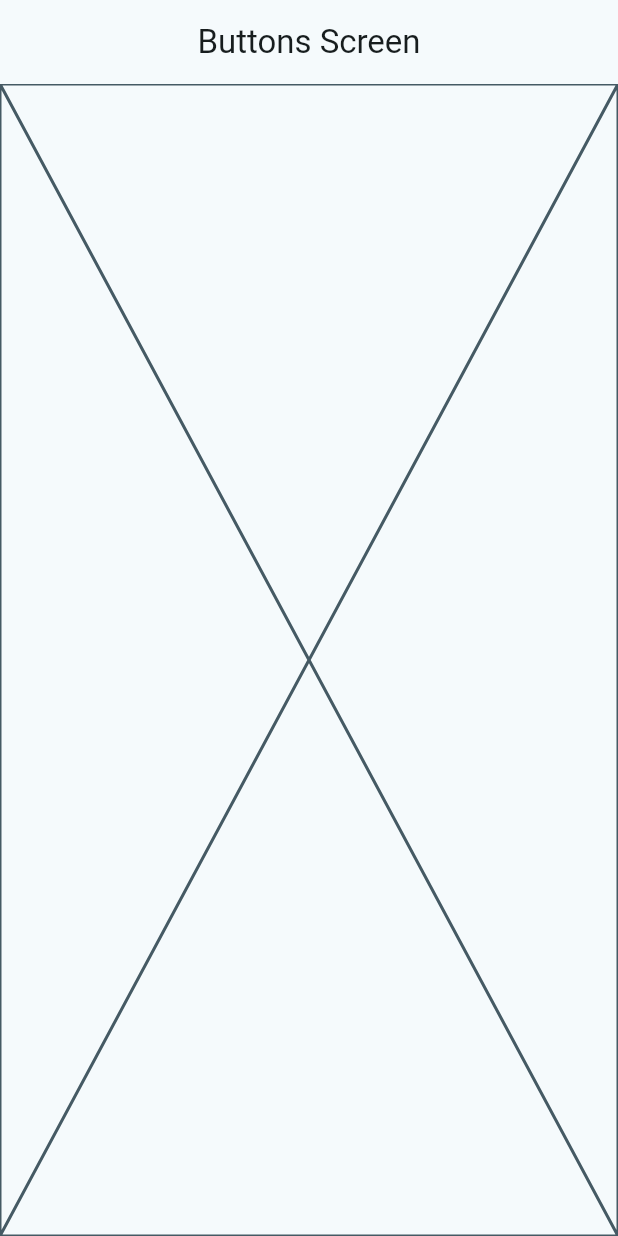
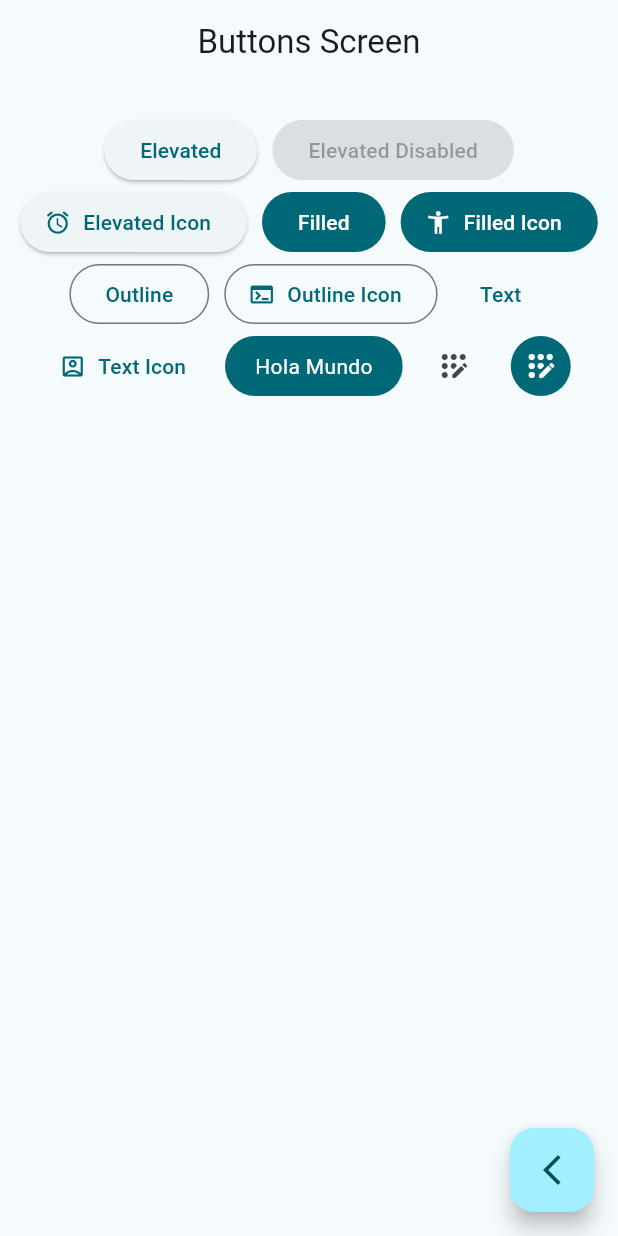
Before and after one commit to DouglasPapu/widgets_app, a Flutter app: the ButtonsScreen screen opened by its route, on a phone screen of 412 x 824 dp. Run offline on Flutter 3.47's test engine with Material 3 defaults, Android fonts, the phone set to English and light mode, and no system bars; our stand-ins replace go_router.

Commit message:
buttons screen finished

```diff
--- a/lib/presentation/screens/buttons/buttons_screen.dart
+++ b/lib/presentation/screens/buttons/buttons_screen.dart
@@ -1,4 +1,5 @@
 import 'package:flutter/material.dart';
+import 'package:go_router/go_router.dart';
 
 class ButtonsScreen extends StatelessWidget {
 
@@ -12,7 +13,103 @@ class ButtonsScreen extends StatelessWidget {
         appBar: AppBar(
           title: const Text('Buttons Screen'),
         ),
-        body: const Placeholder()
+        body: const _ButtonsView(),
+        floatingActionButton: FloatingActionButton(
+          child: Icon(Icons.arrow_back_ios_new_outlined),
+          onPressed: () {
+            context.pop();
+          },
+        ),
     );
   }
 }
+
+class _ButtonsView extends StatelessWidget {
+  const _ButtonsView();
+
+  @override
+  Widget build(BuildContext context) {
+
+    final colors = Theme.of(context).colorScheme;
+
+    return   SizedBox(
+      width: double.infinity,
+      child: Padding(
+        padding: const EdgeInsets.symmetric(horizontal: 10, vertical: 20),
+        child: Wrap(
+                spacing: 10,
+                crossAxisAlignment: WrapCrossAlignment.center,
+                alignment: WrapAlignment.center,
+                children: [
+
+                  ElevatedButton(onPressed: (){}, child: const Text('Elevated')),
+
+                  const ElevatedButton(onPressed: null, child: Text('Elevated Disabled')),
+
+                  ElevatedButton.icon(onPressed: (){},
+                                      icon: Icon(Icons.access_alarm_rounded),
+                                      label: Text('Elevated Icon')),
+
+                  FilledButton(onPressed: (){}, child: const Text('Filled')),
+
+                  FilledButton.icon(onPressed: (){}, icon: Icon(Icons.accessibility_new ), label: const Text('Filled Icon')),
+
+                  OutlinedButton(onPressed: (){}, child: const Text('Outline')),
+                  OutlinedButton.icon(
+                    onPressed: (){},
+                    label: const Text('Outline Icon'),
+                    icon: const Icon( Icons.terminal)
+                  ),
+
+                  TextButton(onPressed: (){}, child: const Text('Text')),
+                  TextButton.icon(
+                    onPressed: (){},
+                    icon: const Icon( Icons.account_box_outlined),
+                    label: const Text('Text Icon'),
+                  ),
+
+
+                  const CustomButton(),
+
+                  IconButton(onPressed: (){}, icon: const Icon( Icons.app_registration_rounded)),
+                  IconButton(
+                            onPressed: (){},
+                            icon: const Icon( Icons.app_registration_rounded),
+                            style: ButtonStyle(
+                              backgroundColor: WidgetStatePropertyAll(colors.primary),
+                              iconColor: const WidgetStatePropertyAll(Colors.white),
+                            ),
+                  ),
+
+                ]
+
+              ),
+      ),
+    );
+  }
+}
+
+class CustomButton extends StatelessWidget {
+  const CustomButton({super.key});
+
+  @override
+  Widget build(BuildContext context) {
+
+    final colors = Theme.of(context).colorScheme;
+
+
+    return ClipRRect(
+      borderRadius: BorderRadius.circular(20),
+      child: Material(
+        color: colors.primary,
+        child: InkWell(
+          onTap: () {},
+          child: const Padding(
+            padding: EdgeInsets.symmetric( horizontal: 20, vertical: 10),
+            child: Text('Hola Mundo', style: TextStyle(color: Colors.white))
+          ),
+        ),
+      ),
+    );
+  }
+}
```
